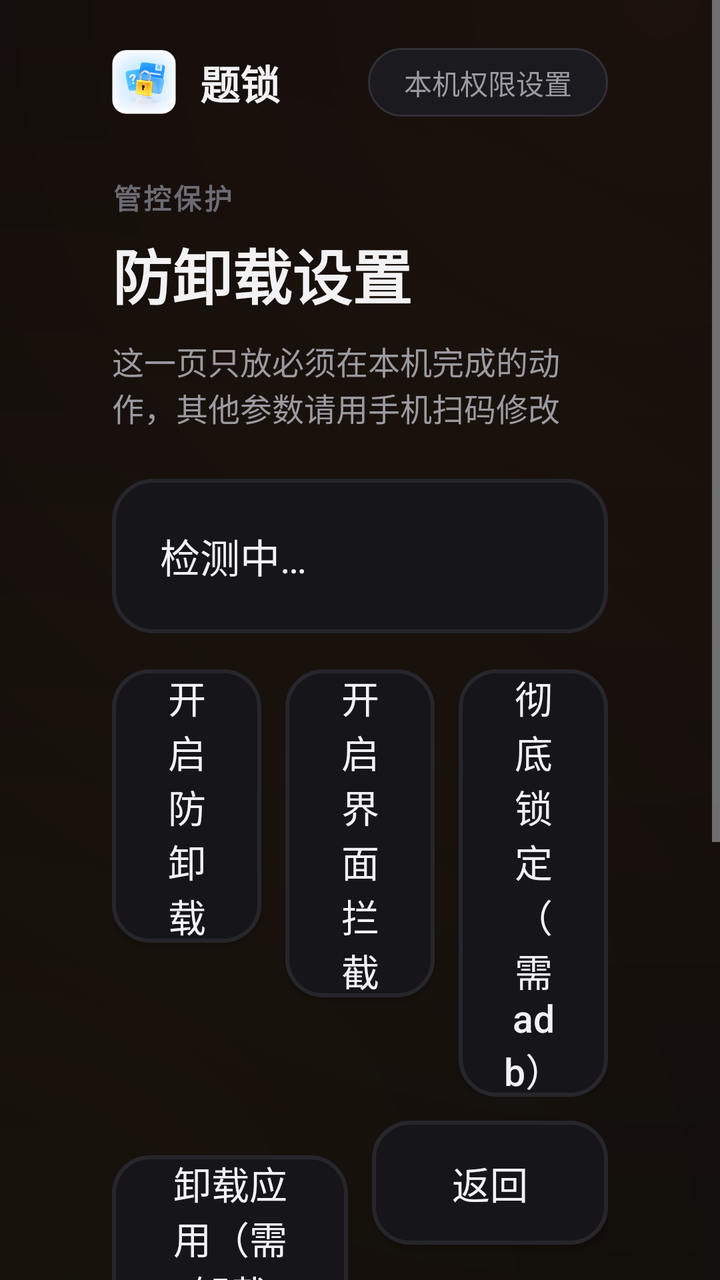
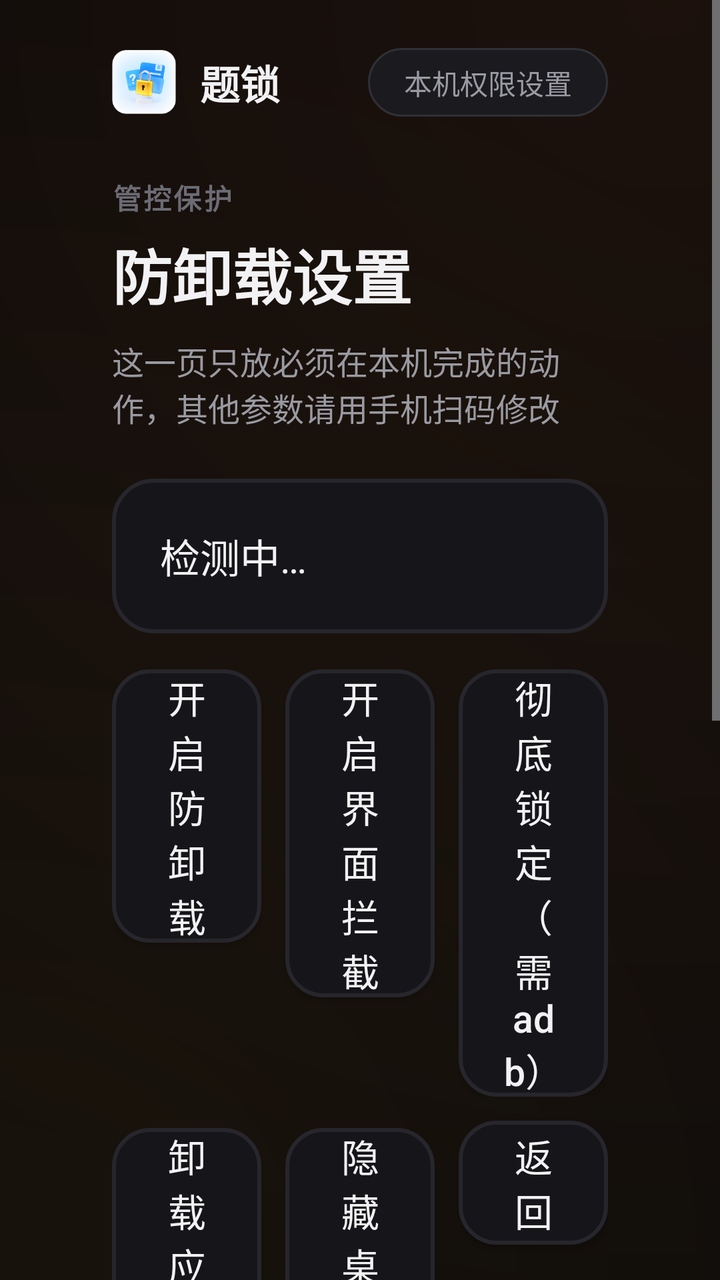

Before-and-after screenshots of an Android layout around one commit, followed by the original layout XML and the change that was made.
<!-- AndroidManifest.xml: activity theme AppTheme -->
<!-- res/layout/activity_security.xml -->
<?xml version="1.0" encoding="utf-8"?>
<ScrollView xmlns:android="http://schemas.android.com/apk/res/android"
    android:layout_width="match_parent"
    android:layout_height="match_parent"
    android:background="@drawable/bg_glow"
    android:fillViewport="true">

    <LinearLayout
        android:layout_width="match_parent"
        android:layout_height="wrap_content"
        android:orientation="vertical"
        android:paddingLeft="56dp"
        android:paddingTop="24dp"
        android:paddingRight="56dp"
        android:paddingBottom="36dp">

        <LinearLayout
            android:layout_width="match_parent"
            android:layout_height="wrap_content"
            android:gravity="center_vertical"
            android:orientation="horizontal">

            <ImageView
                android:layout_width="32dp"
                android:layout_height="32dp"
                android:contentDescription="题锁"
                android:src="@mipmap/ic_launcher" />

            <TextView
                style="@style/BrandName"
                android:layout_width="wrap_content"
                android:layout_height="wrap_content"
                android:layout_marginLeft="12dp"
                android:text="题锁" />

            <Space
                android:layout_width="0dp"
                android:layout_height="1dp"
                android:layout_weight="1" />

            <TextView
                style="@style/PillText"
                android:layout_width="wrap_content"
                android:layout_height="wrap_content"
                android:text="本机权限设置" />
        </LinearLayout>

        <TextView
            style="@style/SectionLabel"
            android:layout_width="wrap_content"
            android:layout_height="wrap_content"
            android:layout_marginTop="30dp"
            android:text="管控保护" />

        <TextView
            style="@style/PageTitle"
            android:layout_width="wrap_content"
            android:layout_height="wrap_content"
            android:layout_marginTop="6dp"
            android:text="防卸载设置" />

        <TextView
            android:layout_width="wrap_content"
            android:layout_height="wrap_content"
            android:layout_marginTop="10dp"
            android:text="这一页只放必须在本机完成的动作，其他参数请用手机扫码修改"
            android:textColor="@color/textSecondary"
            android:textSize="16sp" />

        <TextView
            android:id="@+id/tvGuard"
            android:layout_width="match_parent"
            android:layout_height="wrap_content"
            android:layout_marginTop="24dp"
            android:background="@drawable/bg_card"
            android:lineSpacingExtra="8dp"
            android:padding="24dp"
            android:text="检测中…"
            android:textColor="@color/textPrimary"
            android:textSize="20sp" />

        <LinearLayout
            android:layout_width="match_parent"
            android:layout_height="wrap_content"
            android:layout_marginTop="18dp"
            android:orientation="horizontal">

            <Button
                android:id="@+id/btnGuard"
                style="@style/TvButton"
                android:layout_width="0dp"
                android:layout_height="wrap_content"
                android:layout_marginRight="12dp"
                android:layout_weight="1"
                android:text="开启防卸载" />

            <Button
                android:id="@+id/btnA11y"
                style="@style/TvButton"
                android:layout_width="0dp"
                android:layout_height="wrap_content"
                android:layout_marginRight="12dp"
                android:layout_weight="1"
                android:text="开启界面拦截" />

            <Button
                android:id="@+id/btnOwner"
                style="@style/TvButton"
                android:layout_width="0dp"
                android:layout_height="wrap_content"
                android:layout_weight="1"
                android:text="彻底锁定（需 adb）" />
        </LinearLayout>

        <LinearLayout
            android:layout_width="match_parent"
            android:layout_height="wrap_content"
            android:layout_marginTop="12dp"
            android:orientation="horizontal">

            <Button
                android:id="@+id/btnUninstall"
                style="@style/TvButton"
                android:layout_width="0dp"
                android:layout_height="wrap_content"
                android:layout_marginRight="12dp"
                android:layout_weight="1"
                android:text="卸载应用（需卸载码）" />

            <Button
                android:id="@+id/btnBack"
                style="@style/TvButton"
                android:layout_width="0dp"
                android:layout_height="wrap_content"
                android:layout_weight="1"
                android:text="返回" />
        </LinearLayout>

        <TextView
            android:layout_width="match_parent"
            android:layout_height="wrap_content"
            android:layout_marginTop="24dp"
            android:lineSpacingExtra="6dp"
            android:text="三道闸门，从弱到强：①「开启防卸载」激活设备管理员，系统卸载前会先要求停用；②「开启界面拦截」用无障碍服务盯着卸载页面，没有卸载码就把界面顶掉——设备管理员在这台电视上无效时，这一条才是真正挡住孩子的那道；③「彻底锁定」把系统卸载按钮直接置灰，仅设备所有者可用，需要电脑执行一次 adb 命令。"
            android:textColor="@color/textMuted"
            android:textSize="15sp" />

    </LinearLayout>
</ScrollView>
<!-- resources referenced by this layout -->
<resources>
  <color name="textMuted">#6B6B74</color>
  <color name="textPrimary">#F2F2F4</color>
  <color name="textSecondary">#9A9AA2</color>
  <!-- drawable bg_card (drawable) -->
  <?xml version="1.0" encoding="utf-8"?>
  <shape xmlns:android="http://schemas.android.com/apk/res/android" android:shape="rectangle">
      <solid android:color="@color/surface" />
      <corners android:radius="20dp" />
      <stroke
          android:width="2dp"
          android:color="@color/stroke" />
  </shape>
  <style name="BrandName">
          <item name="android:textColor">@color/textPrimary</item>
          <item name="android:textSize">20sp</item>
          <item name="android:textStyle">bold</item>
          <item name="android:includeFontPadding">false</item>
      </style>
  <style name="PageTitle">
          <item name="android:textColor">@color/textPrimary</item>
          <item name="android:textSize">30sp</item>
          <item name="android:textStyle">bold</item>
          <item name="android:lineSpacingExtra">4dp</item>
      </style>
  <style name="PillText">
          <item name="android:background">@drawable/bg_pill</item>
          <item name="android:textColor">@color/textSecondary</item>
          <item name="android:textSize">14sp</item>
          <item name="android:paddingLeft">18dp</item>
          <item name="android:paddingRight">18dp</item>
          <item name="android:paddingTop">7dp</item>
          <item name="android:paddingBottom">7dp</item>
          <item name="android:includeFontPadding">false</item>
      </style>
  <style name="SectionLabel">
          <item name="android:textColor">@color/textMuted</item>
          <item name="android:textSize">14sp</item>
          <item name="android:textStyle">bold</item>
          <item name="android:letterSpacing">0.08</item>
      </style>
  <style name="TvButton" parent="@android:style/Widget.DeviceDefault.Button">
          <item name="android:background">@drawable/bg_option</item>
          <item name="android:textColor">@color/textPrimary</item>
          <item name="android:textSize">19sp</item>
          <item name="android:focusable">true</item>
          <item name="android:focusableInTouchMode">true</item>
          <item name="android:minHeight">62dp</item>
          <item name="android:minWidth">120dp</item>
          <item name="android:paddingLeft">22dp</item>
          <item name="android:paddingRight">22dp</item>
          <item name="android:textAllCaps">false</item>
          <item name="android:gravity">center</item>
      </style>
  <style name="AppTheme" parent="@android:style/Theme.DeviceDefault.NoActionBar">
          <item name="android:windowBackground">@color/bgDeep</item>
          <item name="android:colorBackground">@color/bgDeep</item>
          <item name="android:windowContentOverlay">@null</item>
      </style>
  <color name="surface">#16161A</color>
  <color name="stroke">#26262C</color>
  <color name="bgDeep">#08080A</color>
  <!-- drawable bg_pill (drawable) -->
  <?xml version="1.0" encoding="utf-8"?>
  <shape xmlns:android="http://schemas.android.com/apk/res/android" android:shape="rectangle">
      <solid android:color="@color/pillBg" />
      <corners android:radius="999dp" />
      <stroke
          android:width="1dp"
          android:color="#303037" />
  </shape>
  <color name="pillBg">#1A1A1F</color>
  <color name="surfaceFocus">#2A2116</color>
  <color name="strokeFocus">#FFB020</color>
  <color name="accent">#FFB020</color>
  <!-- unchanged entries left out for length: 3 -->
</resources>

<!-- the commit's change to res/layout/activity_security.xml (unified diff, before → after) -->
@@ -128,6 +128,15 @@
                 android:text="卸载应用（需卸载码）" />
 
             <Button
+                android:id="@+id/btnIcon"
+                style="@style/TvButton"
+                android:layout_width="0dp"
+                android:layout_height="wrap_content"
+                android:layout_marginRight="12dp"
+                android:layout_weight="1"
+                android:text="隐藏桌面图标" />
+
+            <Button
                 android:id="@+id/btnBack"
                 style="@style/TvButton"
                 android:layout_width="0dp"
